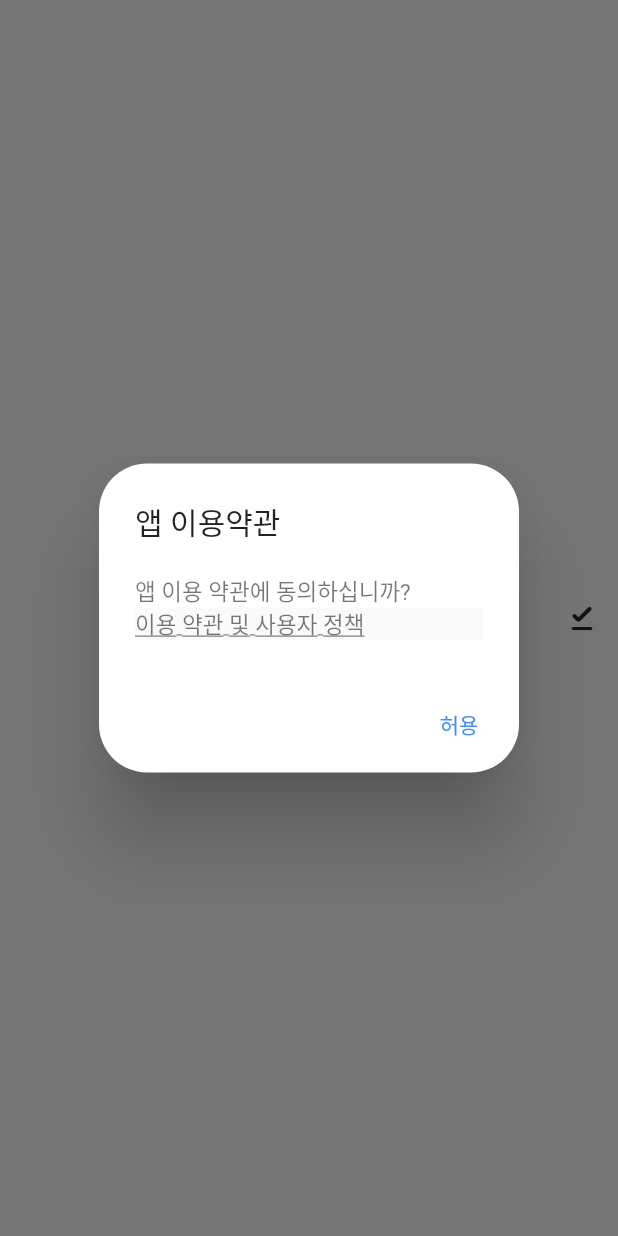
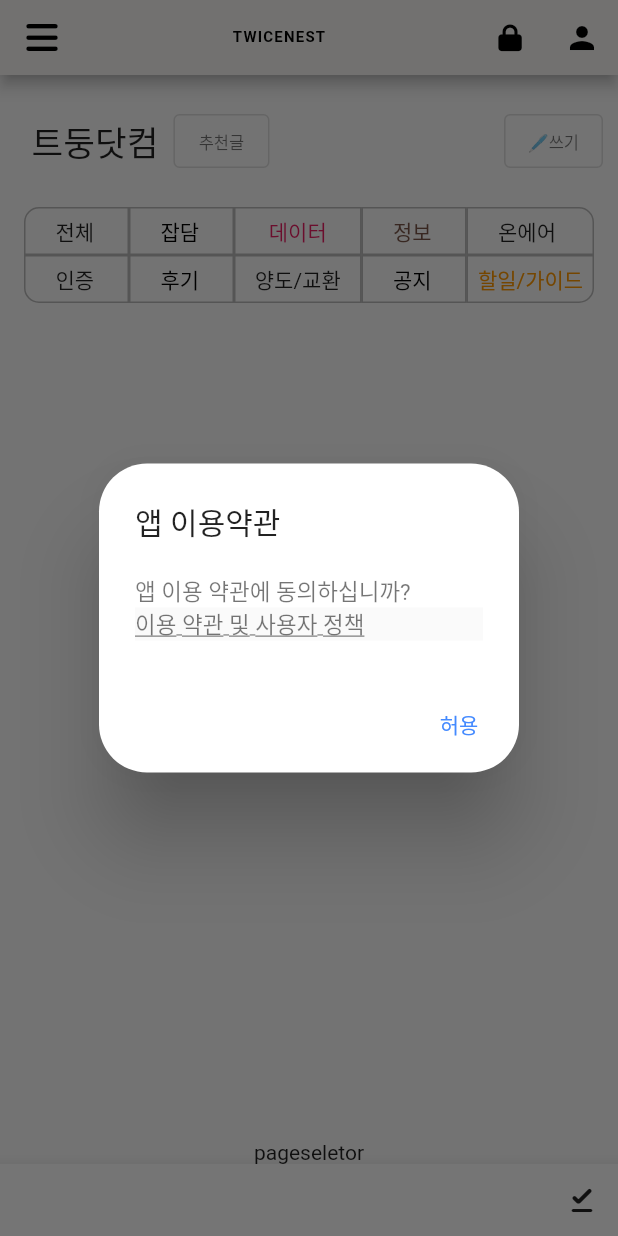
Before and after one commit to kimdon2005/twicenest2, a Flutter app: the screen it shows after launch, on a phone screen of 412 x 824 dp. Run offline on Flutter 3.47's test engine with Material 2 defaults, Android fonts, the phone set to English and light mode, and no system bars; our stand-ins replace cloud_firestore, firebase_core, firebase_messaging, flutter_markdown, flutter_native_timezone, fluttertoast and 5 more; missing offline and left inert: add_to_gallery, device_calendar, flutter_downloader; accounts and stored records are empty; Roboto replaces fonts that are missing (Jua, human).

Commit message:
make to tab selector

```diff
--- a/lib/main.dart
+++ b/lib/main.dart
@@ -2,19 +2,23 @@ import 'dart:async';
 import 'dart:io';
 import 'dart:isolate';
 import 'dart:ui';
+import 'package:font_awesome_flutter/font_awesome_flutter.dart';
 import 'package:timezone/data/latest.dart' as tz;
 
 import 'package:firebase_core/firebase_core.dart';
 import 'package:fluttertoast/fluttertoast.dart';
 import 'package:flutter/material.dart';
 import 'package:shared_preferences/shared_preferences.dart';
+import 'package:twicenest2/mainfeature/grid.dart';
+import 'package:twicenest2/webview/login.dart';
+import 'package:twicenest2/webview/write.dart';
 import 'package:webview_flutter/webview_flutter.dart';
 import 'package:flutter_downloader/flutter_downloader.dart';
-import 'download.dart';
+import 'functions/download.dart';
 import 'first_terms.dart';
 import 'secondpage.dart';
-import 'notification.dart';
-import 'calendar.dart';
+import 'functions/notification.dart';
+import 'functions/calendar.dart';
 import 'package:firebase_messaging/firebase_messaging.dart';
 
 Future<void> _firebaseMessagingBackgroundHandler(RemoteMessage message) async {
@@ -132,49 +136,106 @@ class _TwicenestState extends State<Twicenest> {
   Widget build(BuildContext context) {
     return WillPopScope(
         child: Scaffold(
+          appBar: PreferredSize(
+            preferredSize: Size.fromHeight(50.0),
+            child: AppBar(
+              backgroundColor: Color.fromRGBO(248, 247, 245, 10),
+              title: Center(
+                child: Text(
+                  'TWICENEST',
+                  style: TextStyle(
+                      fontFamily: 'human',
+                      color: Colors.black,
+                      letterSpacing: 0.8,
+                      fontWeight: FontWeight.w700,
+                      fontSize: 10),
+                ),
+              ),
+              leading: IconButton(
+                  icon: FaIcon(
+                    FontAwesomeIcons.bars,
+                    color: Colors.black,
+                  ),
+                  onPressed: null),
+              actions: [
+                IconButton(
+                    icon: FaIcon(
+                      FontAwesomeIcons.lock,
+                      size: 18,
+                      color: Colors.black,
+                    ),
+                    onPressed: () {
+                      Navigator.push(
+                        context,
+                        MaterialPageRoute(
+                            builder: (context) => const Loginwebview()),
+                      );
+                    }),
+                IconButton(
+                    icon: Icon(
+                      Icons.person,
+                      color: Colors.black,
+                    ),
+                    onPressed: null),
+              ],
+            ),
+          ),
           resizeToAvoidBottomInset: false,
-          body: Container(
-            color: Color.fromRGBO(248, 247, 245, 10),
-            child: SafeArea(
-              top: true,
-              child: WebView(
-                  initialUrl: 'https://www.twicenest.com/board',
-                  javascriptMode: JavascriptMode.unrestricted,
-                  navigationDelegate: (NavigationRequest request) {
-                    if (request.url
-                            .startsWith('https://www.twicenest.com/schedule') ==
-                        true) {
-                      // print('true!!');
-                      setState(() {
-                        visible = true;
-                        if (Platform.isIOS) {
-                          count = 0;
-                        }
-                      });
-                    } else {
-                      // print('false!!');
-                      setState(() {
-                        if (Platform.isIOS) {
-                          count++;
-                          if (count >= 3) {
-                            visible = false;
-                          }
-                        } else {
-                          setState(() {
-                            visible = false;
-                          });
-                        }
-                      });
-                    }
-
-                    return NavigationDecision.navigate;
-                  },
-                  onWebViewCreated: (WebViewController webViewController) {
-                    _controller.complete(webViewController);
-                    _controller.future.then((value) =>
-                        _controller = value as Completer<WebViewController>);
-                  }),
-            ),
+          body: Column(
+            children: [
+              blank(0, 20),
+              Row(
+                //first layer
+                children: <Widget>[
+                  blank(21, 0),
+                  InkWell(
+                    child: Text(
+                      '트둥닷컴',
+                      style: TextStyle(fontFamily: 'Jua', fontSize: 23),
+                    ),
+                    onTap: () {
+                      print('home');
+                    },
+                  ),
+                  blank(10, 0),
+                  OutlinedButton(
+                    onPressed: () {
+                      print('추천글');
+                    },
+                    child: Text(
+                      '추천글',
+                      style: TextStyle(fontSize: 11, color: Colors.black54),
+                    ),
+                    style: OutlinedButton.styleFrom(
+                        fixedSize: const Size(20, 10),
+                        primary: Colors.blueGrey,
+                        backgroundColor: Colors.white24,
+                        textStyle: const TextStyle(fontSize: 24)),
+                  ),
+                  Spacer(),
+                  OutlinedButton(
+                      onPressed: () {
+                        Navigator.push(
+                          context,
+                          MaterialPageRoute(
+                              builder: (context) => const Writewebview()),
+                        );
+                      },
+                      child: Text(
+                        '🖊️쓰기',
+                        style: TextStyle(fontSize: 11, color: Colors.black54),
+                      )),
+                  blank(10, null)
+                ],
+              ), // first layer
+              blank(null, 20),
+              tablelist(),
+              secondtable(),
+              //grid view second layer
+              // ListView(), //post view third layer
+              Spacer(),
+              Text('pageseletor') //page seletor fourth layer
+            ],
           ),
           bottomNavigationBar: BottomAppBar(
             shape: CircularNotchedRectangle(),
@@ -183,9 +244,9 @@ class _TwicenestState extends State<Twicenest> {
               mainAxisSize: MainAxisSize.max,
               mainAxisAlignment: MainAxisAlignment.spaceBetween,
               children: <Widget>[
-                backbutton(),
+                // backbutton(),
                 Spacer(),
-                _buildShowUrlBtn(),
+                // _buildShowUrlBtn(),
                 gosecondpage(),
               ],
             ),
@@ -193,6 +254,13 @@ class _TwicenestState extends State<Twicenest> {
           floatingActionButton: schdule(),
         ),
         onWillPop: () => onWillPop());
+  }
+
+  blank(double? width, double? heith) {
+    return SizedBox(
+      width: width,
+      height: heith,
+    );
   }
 
   late DateTime backbuttonpressedTime;
--- /dev/null
+++ b/lib/mainfeature/grid.dart
@@ -0,0 +1,168 @@
+import 'package:flutter/material.dart';
+
+tablelist() {
+  return Row(
+    mainAxisAlignment: MainAxisAlignment.center,
+    children: <Widget>[
+      SizedBox(
+        width: 70,
+        height: 32,
+        child: Container(
+          padding:
+              const EdgeInsets.only(left: 20, right: 20, top: 5, bottom: 5),
+          decoration: BoxDecoration(
+            border: Border.all(width: 1, color: Colors.black26),
+            borderRadius: new BorderRadius.only(
+              topLeft: const Radius.circular(10.0),
+            ),
+          ),
+          child: InkWell(
+            child: Text('전체'),
+            customBorder: RoundedRectangleBorder(
+              borderRadius: BorderRadius.circular(10),
+            ),
+          ),
+        ),
+      ),
+      regulared('잡담', Colors.black),
+      SizedBox(
+        width: 85,
+        height: 32,
+        child: Container(
+          padding:
+              const EdgeInsets.only(left: 20, right: 20, top: 5, bottom: 5),
+          decoration: BoxDecoration(
+            border: Border.all(width: 1, color: Colors.black26),
+            borderRadius: new BorderRadius.only(),
+          ),
+          child: InkWell(
+            child: Center(
+              child: Text(
+                '데이터',
+                style: TextStyle(color: Colors.pink),
+              ),
+            ),
+            customBorder: RoundedRectangleBorder(
+              borderRadius: BorderRadius.circular(10),
+            ),
+          ),
+        ),
+      ),
+      regulared('정보', Colors.brown),
+      SizedBox(
+        width: 85,
+        height: 32,
+        child: Container(
+          padding:
+              const EdgeInsets.only(left: 20, right: 20, top: 5, bottom: 5),
+          decoration: BoxDecoration(
+            border: Border.all(width: 1, color: Colors.black26),
+            borderRadius: new BorderRadius.only(
+              topRight: const Radius.circular(10.0),
+            ),
+          ),
+          child: InkWell(
+            child: Text('온에어'),
+            customBorder: RoundedRectangleBorder(
+              borderRadius: BorderRadius.circular(10),
+            ),
+          ),
+        ),
+      ),
+    ],
+  );
+}
+
+secondtable() {
+  return Row(
+    mainAxisAlignment: MainAxisAlignment.center,
+    children: <Widget>[
+      SizedBox(
+        width: 70,
+        height: 32,
+        child: Container(
+          padding:
+              const EdgeInsets.only(left: 20, right: 20, top: 5, bottom: 5),
+          decoration: BoxDecoration(
+            border: Border.all(width: 1, color: Colors.black26),
+            borderRadius: new BorderRadius.only(
+              bottomLeft: const Radius.circular(10.0),
+            ),
+          ),
+          child: InkWell(
+            child: Text('인증'),
+            customBorder: RoundedRectangleBorder(
+              borderRadius: BorderRadius.circular(10),
+            ),
+          ),
+        ),
+      ),
+      regulared('후기', Colors.black),
+      SizedBox(
+        width: 85,
+        height: 32,
+        child: Container(
+          padding:
+              const EdgeInsets.only(left: 10.6, right: 10.6, top: 5, bottom: 5),
+          decoration: BoxDecoration(
+            border: Border.all(width: 1, color: Colors.black26),
+          ),
+          child: InkWell(
+            child: Center(child: Text('양도/교환')),
+            customBorder: RoundedRectangleBorder(
+              borderRadius: BorderRadius.circular(10),
+            ),
+          ),
+        ),
+      ),
+      regulared('공지', Colors.black),
+      SizedBox(
+        width: 85,
+        height: 32,
+        child: Container(
+          padding:
+              const EdgeInsets.only(left: 4.4, right: 4, top: 5, bottom: 5),
+          decoration: BoxDecoration(
+            border: Border.all(width: 1, color: Colors.black26),
+            borderRadius: new BorderRadius.only(
+              bottomRight: const Radius.circular(10.0),
+            ),
+          ),
+          child: InkWell(
+            child: Center(
+              child: Text(
+                '할일/가이드',
+                style: TextStyle(color: Colors.orange),
+              ),
+            ),
+            customBorder: RoundedRectangleBorder(
+              borderRadius: BorderRadius.circular(10),
+            ),
+          ),
+        ),
+      ),
+    ],
+  );
+}
+
+regulared(content, Color textcolor) {
+  return SizedBox(
+    width: 70,
+    height: 32,
+    child: Container(
+      padding: const EdgeInsets.only(left: 20, right: 20, top: 5, bottom: 5),
+      decoration: BoxDecoration(
+        border: Border.all(width: 1, color: Colors.black26),
+      ),
+      child: InkWell(
+        child: Text(
+          content,
+          style: TextStyle(color: textcolor),
+        ),
+        customBorder: RoundedRectangleBorder(
+          borderRadius: BorderRadius.circular(10),
+        ),
+      ),
+    ),
+  );
+}
--- a/lib/secondpage.dart
+++ b/lib/secondpage.dart
@@ -2,7 +2,7 @@ import 'dart:io';
 
 import 'package:flutter/material.dart';
 
-import 'download.dart';
+import 'functions/download.dart';
 
 class Secondpage extends StatelessWidget {
   const Secondpage({Key? key}) : super(key: key);
```
Also changed, not shown: lib/common/my_flutter_app_icons.dart (added, +30 -0 lines), lib/webview/login.dart (added, +51 -0 lines), lib/webview/write.dart (added, +49 -0 lines), pubspec.yaml (+9 -1 lines), fonts/MyFlutterApp.ttf (added), fonts/휴먼각진헤드라인.TTF (added), lib/functions/calendar.dart (renamed from lib/calendar.dart), lib/functions/download.dart (renamed from lib/download.dart), lib/functions/notification.dart (renamed from lib/notification.dart), pubspec.lock.
